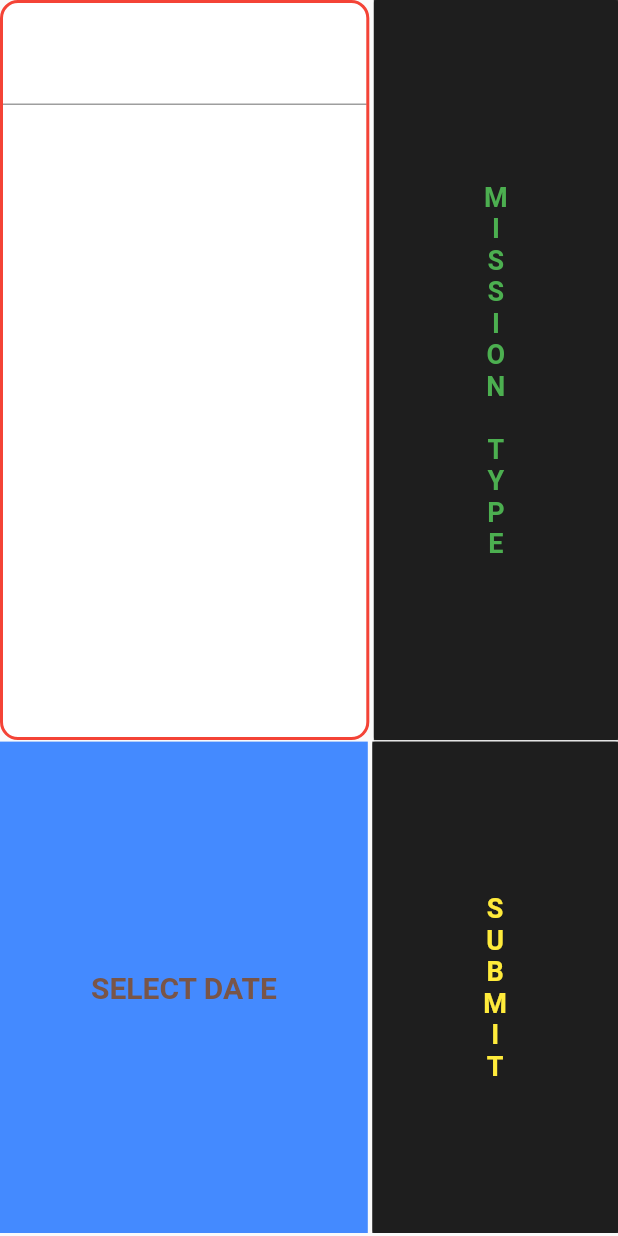
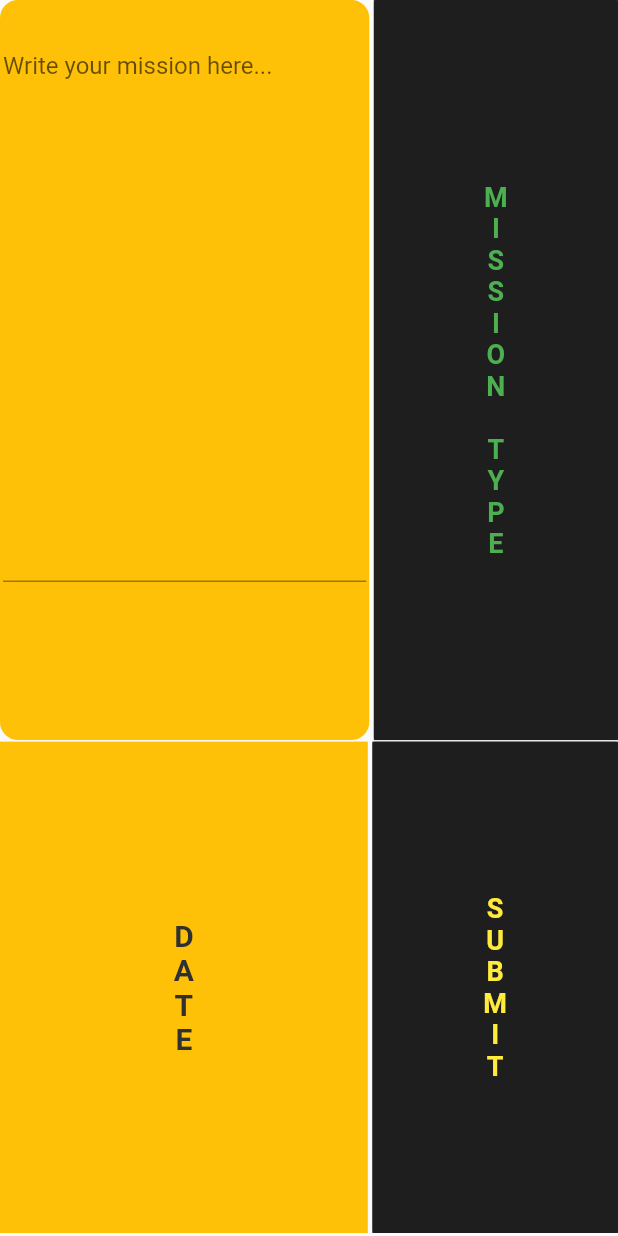
Before and after one commit to sertanfox/sertans_schedule, a Flutter app: the CreateDeadline screen opened by its route, on a phone screen of 412 x 824 dp. Run offline on Flutter 3.47's test engine with Material 2 defaults, Android fonts, the phone set to English and light mode, and no system bars; our stand-ins replace flutter_datetime_picker.

Commit message:
createDeadline sayfasindaki TextField duzenlendi, uygulama simgesi degistirildi

```diff
--- a/lib/Views/mainpage/VcreateDeadline.dart
+++ b/lib/Views/mainpage/VcreateDeadline.dart
@@ -34,14 +34,17 @@ class _CreateDeadlineState extends State<CreateDeadline> {
                         width: MediaQuery.of(context).size.width * 3 / 5 - 1,
                         height: MediaQuery.of(context).size.height,
                         decoration: BoxDecoration(
-                          color: Colors.white,
-                          border: Border.all(color: Colors.red, width: 2),
+                          color: Colors.amber,
+                          border: Border.all(color: Colors.amber, width: 2),
                           borderRadius: BorderRadius.circular(12),
                         ),
                         child: TextField(
+                          maxLines: 18,
                           cursorColor: Colors.white,
                           enableInteractiveSelection: false,
-                          textAlign: TextAlign.center,
+                          textAlign: TextAlign.start,
+                          decoration: InputDecoration(
+                              hintText: "Write your mission here..."),
                         )),
                     Container(
                         width: MediaQuery.of(context).size.width * 2 / 5 - 2,
@@ -77,7 +80,7 @@ class _CreateDeadlineState extends State<CreateDeadline> {
                     mainAxisAlignment: MainAxisAlignment.spaceBetween,
                     children: <Widget>[
                       Container(
-                        color: Colors.blueAccent,
+                        color: Colors.amber,
                         width: MediaQuery.of(context).size.width * 3 / 5 - 2,
                         height: MediaQuery.of(context).size.height,
                         child: FlatButton(
@@ -94,7 +97,16 @@ class _CreateDeadlineState extends State<CreateDeadline> {
                                 currentTime: DateTime.now(),
                                 locale: LocaleType.tr);
                           },
-                          child: ButtonText("SELECT DATE", Colors.brown, 20),
+                          child: Column(
+                            crossAxisAlignment: CrossAxisAlignment.center,
+                            mainAxisAlignment: MainAxisAlignment.center,
+                            children: <Widget>[
+                              ButtonText("D", _raisedbutton, 20),
+                              ButtonText("A", _raisedbutton, 20),
+                              ButtonText("T", _raisedbutton, 20),
+                              ButtonText("E", _raisedbutton, 20),
+                            ],
+                          ),
                         ),
                       ),
                       Container(
@@ -135,7 +147,7 @@ class ButtonText extends StatelessWidget {
   Widget build(BuildContext context) {
     return Text(text,
         style: TextStyle(
-            fontSize: fontsize,
+            fontSize: this.fontsize,
             color: this.color,
             fontWeight: FontWeight.bold));
   }
```
Also changed, not shown: pubspec.yaml (+5 -4 lines), assets/schedule.png, pubspec.lock, 26 other files.
